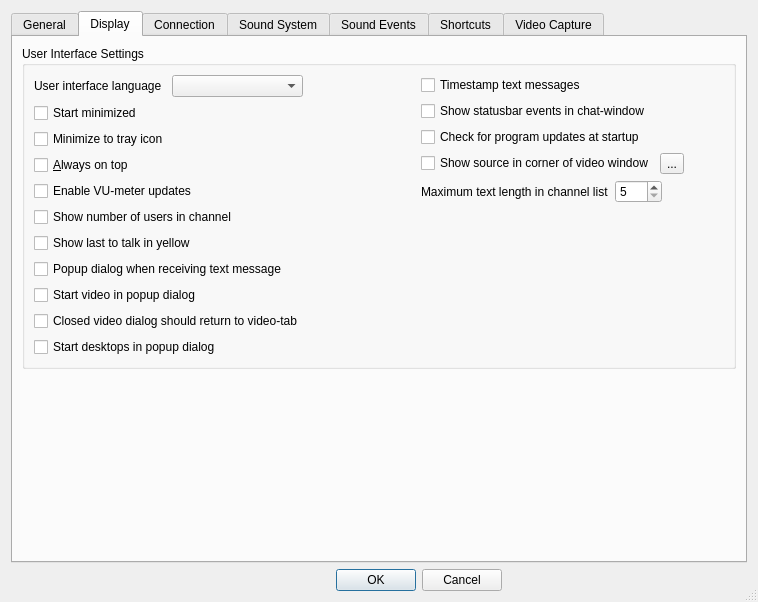
BearWare/TeamTalk5, file qtTeamTalk/preferences.ui: the form before one commit.
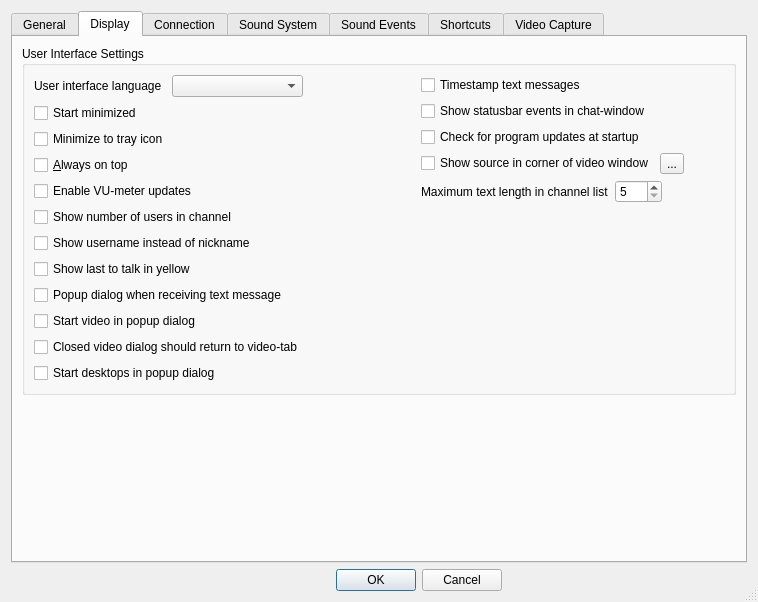
The form after the commit. The open tabs and pages were chosen to show the change. Icons and pictures are not drawn.

Commit message: Show username for Qt client

What changed in the file:
```diff
--- a/qtTeamTalk/preferences.ui
+++ b/qtTeamTalk/preferences.ui
@@ -358,6 +358,13 @@
               </property>
              </widget>
             </item>
+            <item>
+             <widget class="QCheckBox" name="showusernameChkBox">
+              <property name="text">
+               <string>Show username instead of nickname</string>
+              </property>
+             </widget>
+            </item>
             <item>
              <widget class="QCheckBox" name="lasttalkChkBox">
               <property name="text">
```
Left out of the diff: 1 changed line with no effect on the pictures. The commit also changes 5 other files.
